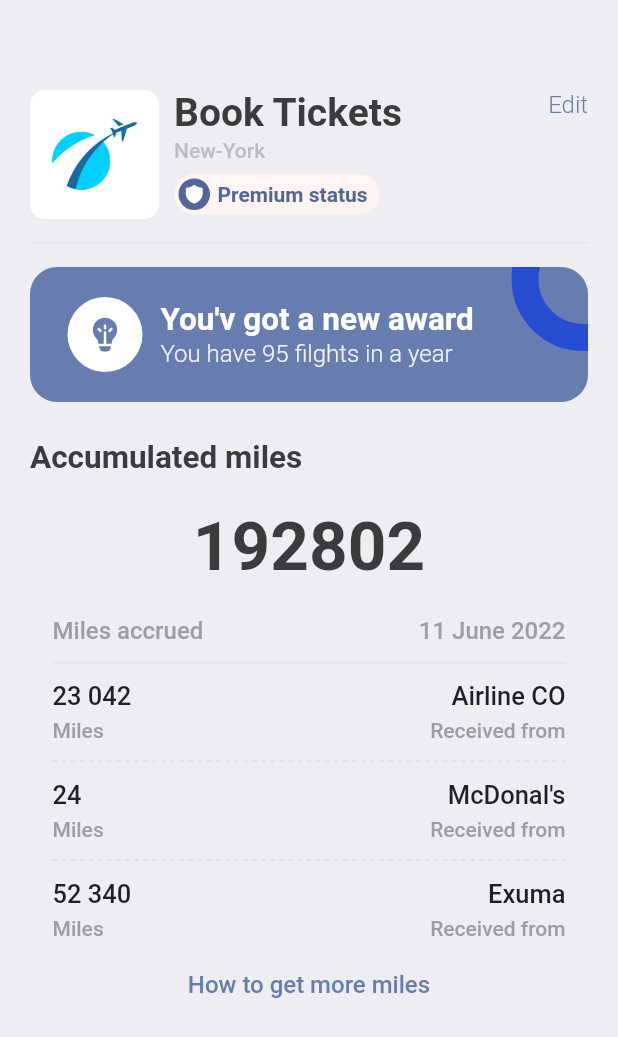
After one commit to npst6/flutter_ui_booktickets, a Flutter app: the ProfileScreen screen opened directly, on a phone screen of 412 x 824 dp. The commit adds this screen. Shown: the top 1037 px of the screen. Run offline on Flutter 3.47's test engine with Material 2 defaults, Android fonts, the phone set to English and light mode, and no system bars; our stand-ins replace barcode_widget, fluentui_icons, gap, get.

Commit message:
profile screen UI

```diff
--- a/lib/screen/bottom_bar.dart
+++ b/lib/screen/bottom_bar.dart
@@ -1,9 +1,9 @@
-import 'package:booktickets/screen/ticket_screen.dart';
-
 import '../screen/home_screen.dart';
 import '../screen/search_screen.dart';
 import 'package:flutter/material.dart';
 import 'package:fluentui_icons/fluentui_icons.dart';
+import 'package:booktickets/screen/ticket_screen.dart';
+import 'package:booktickets/screen/profile_screen.dart';
 
 class BottomBar extends StatefulWidget {
   const BottomBar({Key? key}) : super(key: key);
@@ -18,7 +18,7 @@ class _BottomBarState extends State<BottomBar> {
     const HomeScreen(),
     const SearchScreen(),
     const TicketScreen(),
-    const Text("Profile"),
+    const ProfileScreen(),
   ];
 
   void _onIemTapped(int index) {
--- /dev/null
+++ b/lib/screen/profile_screen.dart
@@ -0,0 +1,292 @@
+import 'package:gap/gap.dart';
+import 'package:flutter/material.dart';
+import 'package:booktickets/utils/app_style.dart';
+import 'package:booktickets/utils/app_layout.dart';
+import 'package:fluentui_icons/fluentui_icons.dart';
+import 'package:booktickets/widgets/column_layout.dart';
+import 'package:booktickets/widgets/layout_builder_widget.dart';
+import 'package:get/get_connect/http/src/utils/utils.dart';
+
+class ProfileScreen extends StatelessWidget {
+  const ProfileScreen({Key? key}) : super(key: key);
+
+  @override
+  Widget build(BuildContext context) {
+    return Scaffold(
+      backgroundColor: Styles.bgColor,
+      body: ListView(
+        padding: EdgeInsets.symmetric(
+            horizontal: AppLayout.getHeight(20),
+            vertical: AppLayout.getHeight(20)),
+        children: [
+          Gap(AppLayout.getHeight(40)),
+          Row(
+            crossAxisAlignment: CrossAxisAlignment.start,
+            children: [
+              Container(
+                height: AppLayout.getHeight(86),
+                width: AppLayout.getHeight(86),
+                decoration: BoxDecoration(
+                  borderRadius: BorderRadius.circular(AppLayout.getHeight(10)),
+                  image: const DecorationImage(
+                    image: AssetImage("assets/images/img_1.png"),
+                  ),
+                ),
+              ),
+              Gap(AppLayout.getHeight(10)),
+              Column(
+                crossAxisAlignment: CrossAxisAlignment.start,
+                mainAxisAlignment: MainAxisAlignment.start,
+                children: [
+                  Text("Book Tickets", style: Styles.headLineStyle1),
+                  Gap(AppLayout.getHeight(2)),
+                  Text(
+                    "New-York",
+                    style: TextStyle(
+                      fontSize: 14,
+                      fontWeight: FontWeight.w500,
+                      color: Colors.grey.shade400,
+                    ),
+                  ),
+                  Gap(AppLayout.getHeight(8)),
+                  Container(
+                    decoration: BoxDecoration(
+                      borderRadius:
+                          BorderRadius.circular(AppLayout.getHeight(100)),
+                      color: const Color(0xFFFEF4F3),
+                    ),
+                    padding: EdgeInsets.symmetric(
+                      horizontal: AppLayout.getHeight(3),
+                      vertical: AppLayout.getHeight(3),
+                    ),
+                    child: Row(
+                      children: [
+                        Container(
+                          padding: const EdgeInsets.all(3),
+                          decoration: const BoxDecoration(
+                            shape: BoxShape.circle,
+                            color: Color(0xFF526799),
+                          ),
+                          child: const Icon(
+                            FluentSystemIcons.ic_fluent_shield_filled,
+                            color: Colors.white,
+                            size: 15,
+                          ),
+                        ),
+                        Gap(AppLayout.getHeight(5)),
+                        const Text(
+                          "Premium status",
+                          style: TextStyle(
+                            color: Color(0xFF526799),
+                            fontWeight: FontWeight.w600,
+                          ),
+                        ),
+                        Gap(AppLayout.getHeight(5)),
+                      ],
+                    ),
+                  ),
+                ],
+              ),
+              const Spacer(),
+              Column(
+                children: [
+                  InkWell(
+                    onTap: () {
+                      print("You are tapped");
+                    },
+                    child: Text(
+                      "Edit",
+                      style: Styles.textStyle.copyWith(
+                          color: Styles.primaryColor,
+                          fontWeight: FontWeight.w300),
+                    ),
+                  ),
+                ],
+              ),
+            ],
+          ),
+          Gap(AppLayout.getHeight(8)),
+          Divider(color: Colors.grey.shade300),
+          Gap(AppLayout.getHeight(8)),
+          Stack(
+            children: [
+              Container(
+                height: AppLayout.getHeight(90),
+                width: double.infinity,
+                decoration: BoxDecoration(
+                  color: Styles.primaryColor,
+                  borderRadius: BorderRadius.circular(AppLayout.getHeight(18)),
+                ),
+              ),
+              Positioned(
+                right: -45,
+                top: -40,
+                child: Container(
+                  padding: EdgeInsets.all(AppLayout.getHeight(30)),
+                  decoration: BoxDecoration(
+                    color: Colors.transparent,
+                    shape: BoxShape.circle,
+                    border:
+                        Border.all(width: 18, color: const Color(0xFF264CD2)),
+                  ),
+                ),
+              ),
+              Container(
+                padding: EdgeInsets.symmetric(
+                  horizontal: AppLayout.getHeight(25),
+                  vertical: AppLayout.getHeight(20),
+                ),
+                child: Row(
+                  mainAxisAlignment: MainAxisAlignment.start,
+                  crossAxisAlignment: CrossAxisAlignment.center,
+                  children: [
+                    CircleAvatar(
+                      child: Icon(
+                        FluentSystemIcons.ic_fluent_lightbulb_filament_filled,
+                        color: Styles.primaryColor,
+                        size: 27,
+                      ),
+                      maxRadius: 25,
+                      backgroundColor: Colors.white,
+                    ),
+                    Gap(AppLayout.getHeight(12)),
+                    Column(
+                      mainAxisAlignment: MainAxisAlignment.start,
+                      crossAxisAlignment: CrossAxisAlignment.start,
+                      children: [
+                        Text(
+                          "You'v got a new award",
+                          style: Styles.headLineStyle2.copyWith(
+                              fontWeight: FontWeight.bold, color: Colors.white),
+                        ),
+                        Text(
+                          "You have 95 filghts in a year",
+                          style: Styles.headLineStyle2.copyWith(
+                              fontWeight: FontWeight.w300,
+                              color: Colors.white.withOpacity(0.9),
+                              fontSize: 16),
+                        ),
+                      ],
+                    ),
+                  ],
+                ),
+              ),
+            ],
+          ),
+          Gap(AppLayout.getHeight(25)),
+          Text("Accumulated miles", style: Styles.headLineStyle2),
+          Gap(AppLayout.getHeight(20)),
+          Container(
+            padding: EdgeInsets.symmetric(horizontal: AppLayout.getWidth(15)),
+            decoration: BoxDecoration(
+              borderRadius: BorderRadius.circular(
+                AppLayout.getWidth(18),
+              ),
+              color: Styles.bgColor,
+              boxShadow: [
+                BoxShadow(
+                  color: Colors.grey.shade200,
+                  blurRadius: 1,
+                  spreadRadius: 1,
+                ),
+              ],
+            ),
+            child: Column(
+              children: [
+                Text(
+                  "192802",
+                  style: TextStyle(
+                    fontSize: 45,
+                    color: Styles.textColor,
+                    fontWeight: FontWeight.w600,
+                  ),
+                ),
+                Gap(AppLayout.getHeight(20)),
+                Row(
+                  mainAxisAlignment: MainAxisAlignment.spaceBetween,
+                  children: [
+                    Text("Miles accrued",
+                        style: Styles.headLineStyle4.copyWith(fontSize: 16)),
+                    Text("11 June 2022",
+                        style: Styles.headLineStyle4.copyWith(fontSize: 16)),
+                  ],
+                ),
+                Gap(AppLayout.getHeight(4)),
+                Divider(color: Colors.grey.shade300),
+                Gap(AppLayout.getHeight(4)),
+                Row(
+                  mainAxisAlignment: MainAxisAlignment.spaceBetween,
+                  children: const [
+                    AppColumnLayout(
+                      firstText: "23 042",
+                      secondText: "Miles",
+                      alignment: CrossAxisAlignment.start,
+                      isColor: false,
+                    ),
+                    AppColumnLayout(
+                      firstText: "Airline CO",
+                      secondText: "Received from",
+                      alignment: CrossAxisAlignment.end,
+                      isColor: false,
+                    ),
+                  ],
+                ),
+                Gap(AppLayout.getHeight(12)),
+                const AppLayoutbuilderWidget(section: 12, isColor: false),
+                Gap(AppLayout.getHeight(12)),
+                Row(
+                  mainAxisAlignment: MainAxisAlignment.spaceBetween,
+                  children: const [
+                    AppColumnLayout(
+                      firstText: "24",
+                      secondText: "Miles",
+                      alignment: CrossAxisAlignment.start,
+                      isColor: false,
+                    ),
+                    AppColumnLayout(
+                      firstText: "McDonal's",
+                      secondText: "Received from",
+                      alignment: CrossAxisAlignment.end,
+                      isColor: false,
+                    ),
+                  ],
+                ),
+                Gap(AppLayout.getHeight(12)),
+                const AppLayoutbuilderWidget(section: 12, isColor: false),
+                Gap(AppLayout.getHeight(12)),
+                Row(
+                  mainAxisAlignment: MainAxisAlignment.spaceBetween,
+                  children: const [
+                    AppColumnLayout(
+                      firstText: "52 340",
+                      secondText: "Miles",
+                      alignment: CrossAxisAlignment.start,
+                      isColor: false,
+                    ),
+                    AppColumnLayout(
+                      firstText: "Exuma",
+                      secondText: "Received from",
+                      alignment: CrossAxisAlignment.end,
+                      isColor: false,
+                    ),
+                  ],
+                ),
+              ],
+            ),
+          ),
+          Gap(AppLayout.getHeight(20)),
+          InkWell(
+            onTap: () => print("Your are tapped"),
+            child: Center(
+              child: Text(
+                "How to get more miles",
+                style: Styles.textStyle.copyWith(
+                    color: Styles.primaryColor, fontWeight: FontWeight.w500),
+              ),
+            ),
+          )
+        ],
+      ),
+    );
+  }
+}
--- a/lib/screen/ticket_screen.dart
+++ b/lib/screen/ticket_screen.dart
@@ -83,7 +83,7 @@ class TicketScreen extends StatelessWidget {
                         ),
                         AppColumnLayout(
                           firstText: 'B2SG28',
-                          secondText: 'Booking Codde',
+                          secondText: 'Booking Code',
                           alignment: CrossAxisAlignment.end,
                           isColor: false,
                         ),
@@ -173,6 +173,42 @@ class TicketScreen extends StatelessWidget {
               ),
             ],
           ),
+          Positioned(
+            left: AppLayout.getHeight(25),
+            top: AppLayout.getHeight(295),
+            child: Container(
+              padding: const EdgeInsets.all(3),
+              decoration: BoxDecoration(
+                shape: BoxShape.circle,
+                border: Border.all(
+                  color: Styles.textColor,
+                  width: 2,
+                ),
+              ),
+              child: CircleAvatar(
+                maxRadius: 4,
+                backgroundColor: Styles.textColor,
+              ),
+            ),
+          ),
+          Positioned(
+            right: AppLayout.getHeight(25),
+            top: AppLayout.getHeight(295),
+            child: Container(
+              padding: const EdgeInsets.all(3),
+              decoration: BoxDecoration(
+                shape: BoxShape.circle,
+                border: Border.all(
+                  color: Styles.textColor,
+                  width: 2,
+                ),
+              ),
+              child: CircleAvatar(
+                maxRadius: 4,
+                backgroundColor: Styles.textColor,
+              ),
+            ),
+          ),
         ],
       ),
     );
```
